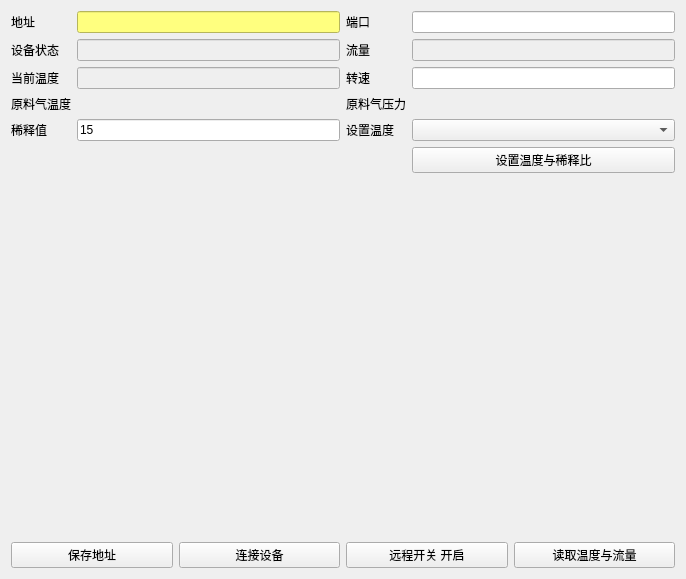
The window that midesettingpage.ui (walkblank/measureTool) describes before a commit, drawn with Qt 5.
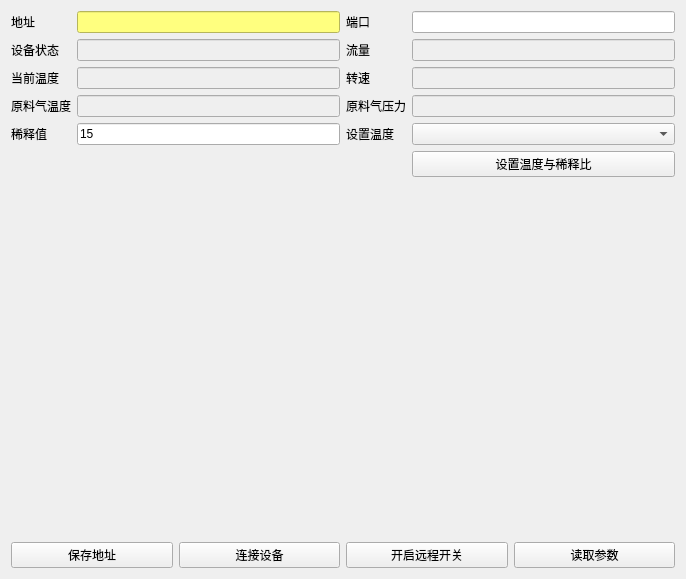
The same window after the commit.

Diff of the .ui file:
```diff
--- a/midesettingpage.ui
+++ b/midesettingpage.ui
@@ -110,7 +110,11 @@
       </widget>
      </item>
      <item row="2" column="3">
-      <widget class="QLineEdit" name="lineEdit"/>
+      <widget class="QLineEdit" name="speed">
+       <property name="enabled">
+        <bool>false</bool>
+       </property>
+      </widget>
      </item>
      <item row="1" column="1">
       <widget class="QLineEdit" name="devStatus">
@@ -143,6 +147,20 @@
        </property>
       </widget>
      </item>
+     <item row="3" column="1">
+      <widget class="QLineEdit" name="airTemp">
+       <property name="enabled">
+        <bool>false</bool>
+       </property>
+      </widget>
+     </item>
+     <item row="3" column="3">
+      <widget class="QLineEdit" name="ariPressure">
+       <property name="enabled">
+        <bool>false</bool>
+       </property>
+      </widget>
+     </item>
     </layout>
    </item>
    <item>
@@ -177,14 +195,14 @@
      <item>
       <widget class="QPushButton" name="remoteSwiBtn">
        <property name="text">
-        <string>远程开关 开启</string>
+        <string>开启远程开关</string>
        </property>
       </widget>
      </item>
      <item>
       <widget class="QPushButton" name="readTempBtn">
        <property name="text">
-        <string>读取温度与流量</string>
+        <string>读取参数</string>
        </property>
       </widget>
      </item>
```
